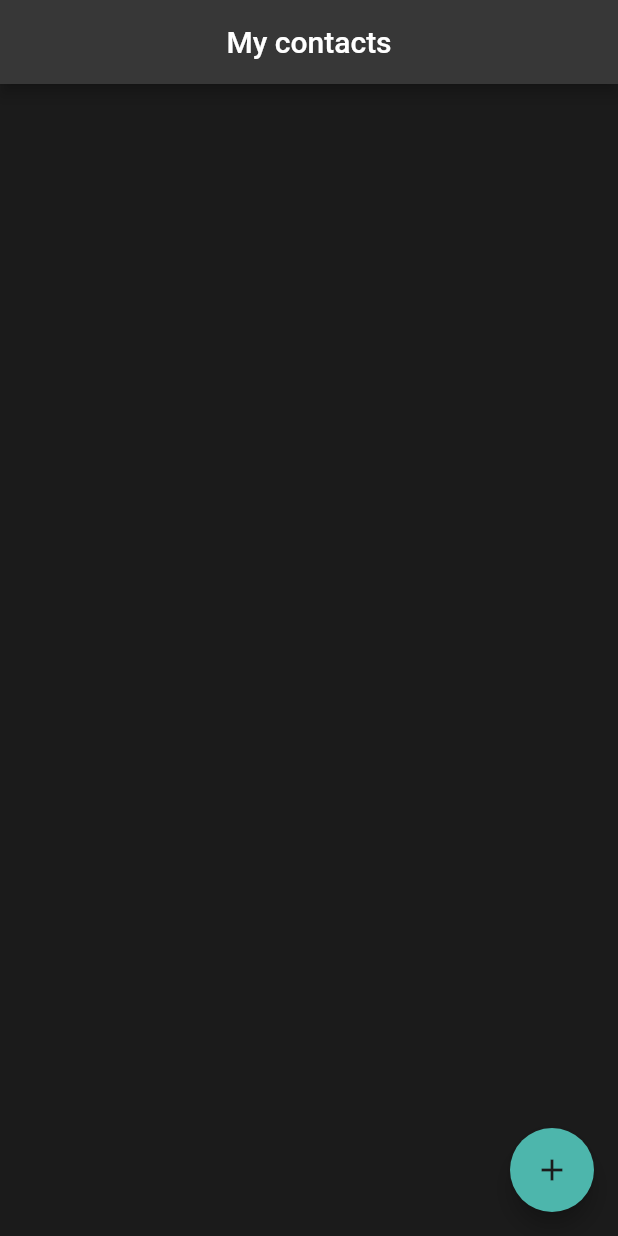
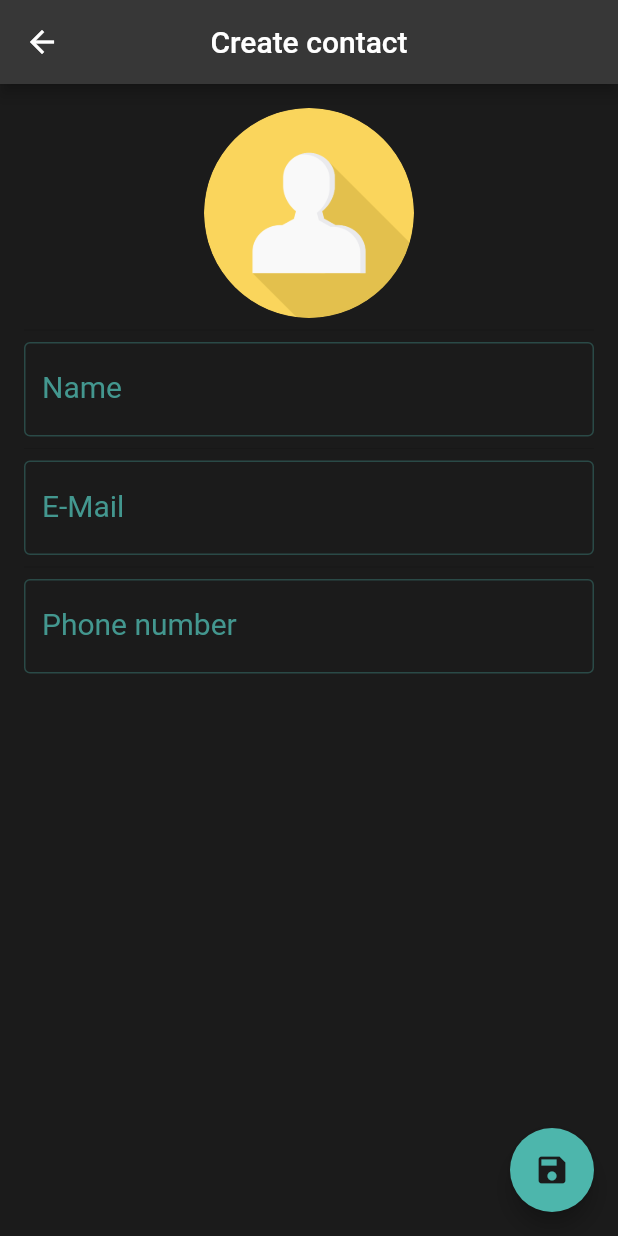
Before and after one commit to LeoCosta001/my-contacts, a Flutter app: the screen it shows after launch, after a tap on the "add" icon, on a phone screen of 412 x 824 dp. Run offline on Flutter 3.47's test engine with Material 2 defaults, Android fonts, the phone set to English and light mode, and no system bars; our stand-ins replace sqflite; accounts and stored records are empty.

Commit message:
Create 'contact' page

```diff
--- /dev/null
+++ b/lib/pages/contact/contact_page.dart
@@ -0,0 +1,138 @@
+import 'dart:io';
+
+import 'package:flutter/material.dart';
+import 'package:my_contacts/database/contact_db/contact_dao_impl.dart';
+import 'package:my_contacts/main.dart';
+import 'package:my_contacts/models/contact.dart';
+
+class ContactPage extends StatefulWidget {
+  const ContactPage({super.key, this.contact});
+
+  // Props
+  final Contact? contact;
+
+  @override
+  State<ContactPage> createState() => _ContactPageState();
+}
+
+class _ContactPageState extends State<ContactPage> {
+  // Instances
+  ContactDaoImp contactDaoImp = ContactDaoImp();
+
+  // Input controls
+  final TextEditingController inputNameController = TextEditingController();
+  final TextEditingController inputEmailController = TextEditingController();
+  final TextEditingController inputPhoneController = TextEditingController();
+  // States
+  Contact _editedContact = Contact(name: '', email: '', phone: '');
+  bool _isEditedContact = false;
+  final FocusNode inputNameFocusNode = FocusNode();
+  final FocusNode inputEmailFocusNode = FocusNode();
+  final FocusNode inputPhoneFocusNode = FocusNode();
+
+  @override
+  void initState() {
+    super.initState();
+    // Verifica se a página é de edição ou criação de um novo contato
+    if (widget.contact != null) {
+      _isEditedContact = true;
+
+      // Clona o objeto Contact (transformando ele em Map e em seguida novamente em objeto).
+      _editedContact = contactDaoImp.fromMap(contactDaoImp.toMap(widget.contact!));
+
+      // Aplica os valores iniciais dos inputs
+      inputNameController.text = _editedContact.name;
+      inputEmailController.text = _editedContact.email;
+      inputPhoneController.text = _editedContact.phone;
+    }
+  }
+
+  @override
+  Widget build(BuildContext context) {
+    return Scaffold(
+      appBar: AppBar(
+        title: Text(_isEditedContact ? 'Edit contact' : 'Create contact'),
+        centerTitle: true,
+        backgroundColor: darkLightColor,
+      ),
+      backgroundColor: darkColor,
+      floatingActionButton: FloatingActionButton(
+        onPressed: () {
+          // Verifica se os campos estão preenchidos
+          if (_editedContact.name.isNotEmpty) {
+            if (_editedContact.email.isNotEmpty || _editedContact.phone.isNotEmpty) {
+              print('oi');
+              Navigator.pop(context, _editedContact);
+            } else {
+              FocusScope.of(context).requestFocus(inputPhoneFocusNode);
+            }
+          } else {
+            // Foca no input "Name"
+            FocusScope.of(context).requestFocus(inputNameFocusNode);
+          }
+        },
+        backgroundColor: mainColor,
+        child: const Icon(
+          Icons.save,
+          color: darkColor,
+        ),
+      ),
+      body: SingleChildScrollView(
+        padding: const EdgeInsets.symmetric(vertical: 16, horizontal: 16),
+        child: Column(
+          crossAxisAlignment: CrossAxisAlignment.stretch,
+          children: [
+            GestureDetector(
+              child: Container(
+                width: 140,
+                height: 140,
+                decoration: BoxDecoration(
+                  shape: BoxShape.circle,
+                  image: DecorationImage(
+                    image: _editedContact.imageDirectory != null
+                        ? FileImage(File(_editedContact.imageDirectory!))
+                        : const AssetImage('images/person.png') as ImageProvider,
+                  ),
+                ),
+              ),
+            ),
+            const Divider(),
+            buildTextField('Name', TextInputType.name, inputNameController, (String inputValue) {
+              setState(() {
+                _editedContact.name = inputValue;
+              });
+            }, inputNameFocusNode),
+            const Divider(),
+            buildTextField('E-Mail', TextInputType.emailAddress, inputEmailController, (String inputValue) {
+              setState(() {
+                _editedContact.email = inputValue;
+              });
+            }, inputEmailFocusNode),
+            const Divider(),
+            buildTextField('Phone number', TextInputType.phone, inputPhoneController, (String inputValue) {
+              setState(() {
+                _editedContact.phone = inputValue;
+              });
+            }, inputPhoneFocusNode),
+          ],
+        ),
+      ),
+    );
+  }
+}
+
+Widget buildTextField(
+    String labelText, TextInputType keyboardType, TextEditingController inputController, Function onChange, FocusNode inputFocusNode) {
+  return TextField(
+    controller: inputController,
+    focusNode: inputFocusNode,
+    onChanged: (value) {
+      onChange(value);
+    },
+    keyboardType: keyboardType,
+    decoration: InputDecoration(
+      labelText: labelText,
+      border: const OutlineInputBorder(),
+    ),
+  );
+}
--- a/lib/pages/home/home_page.dart
+++ b/lib/pages/home/home_page.dart
@@ -2,6 +2,7 @@ import 'package:flutter/material.dart';
 import 'package:my_contacts/database/contact_db/contact_dao_impl.dart';
 import 'package:my_contacts/main.dart';
 import 'package:my_contacts/models/contact.dart';
+import 'package:my_contacts/pages/contact/contact_page.dart';
 import 'package:my_contacts/widgets/contact_card.dart';
 
 class HomePage extends StatefulWidget {
@@ -43,7 +44,9 @@ class _HomePageState extends State<HomePage> {
       ),
       backgroundColor: darkColor,
       floatingActionButton: FloatingActionButton(
-        onPressed: () {},
+        onPressed: () {
+          _goToContactPage(null);
+        },
         backgroundColor: mainColor,
         child: const Icon(
           Icons.add,
@@ -55,9 +58,29 @@ class _HomePageState extends State<HomePage> {
         itemCount: contactList.length,
         itemBuilder: (context, index) {
           late Contact currentContact = contactList[index];
-          return ContactCard(contact: currentContact);
+          return ContactCard(contact: currentContact, goToContactPage: _goToContactPage);
         },
       ),
     );
   }
+
+  void _goToContactPage(Contact? contact) async {
+    // Abre a página de "Contatos" podendo ou não receber um outro contato (editado ou criado) como retorno
+    final Contact? reqContact = await Navigator.push(
+      context,
+      MaterialPageRoute(builder: (context) => ContactPage(contact: contact)),
+    );
+
+    // Verifica se obteve um contato como retorno da página de "Contatos"
+    if (reqContact != null) {
+      // Verifica se o contato recebido deve ser atualizado ou criado
+      if (contact != null) {
+        await contactDaoImpl.updateContact(reqContact);
+      } else {
+        await contactDaoImpl.saveContact(reqContact);
+      }
+
+      contactListReload();
+    }
+  }
 }
--- a/lib/widgets/contact_card.dart
+++ b/lib/widgets/contact_card.dart
@@ -5,13 +5,18 @@ import 'package:my_contacts/main.dart';
 import 'package:my_contacts/models/contact.dart';
 
 class ContactCard extends StatelessWidget {
-  const ContactCard({super.key, required this.contact});
+  const ContactCard({super.key, required this.contact, required this.goToContactPage});
 
+  // Props
   final Contact contact;
+  final Function(Contact) goToContactPage;
 
   @override
   Widget build(BuildContext context) {
     return GestureDetector(
+      onTap: () {
+        goToContactPage(contact);
+      },
       child: Card(
         color: darkLightColor,
         child: Padding(
```
